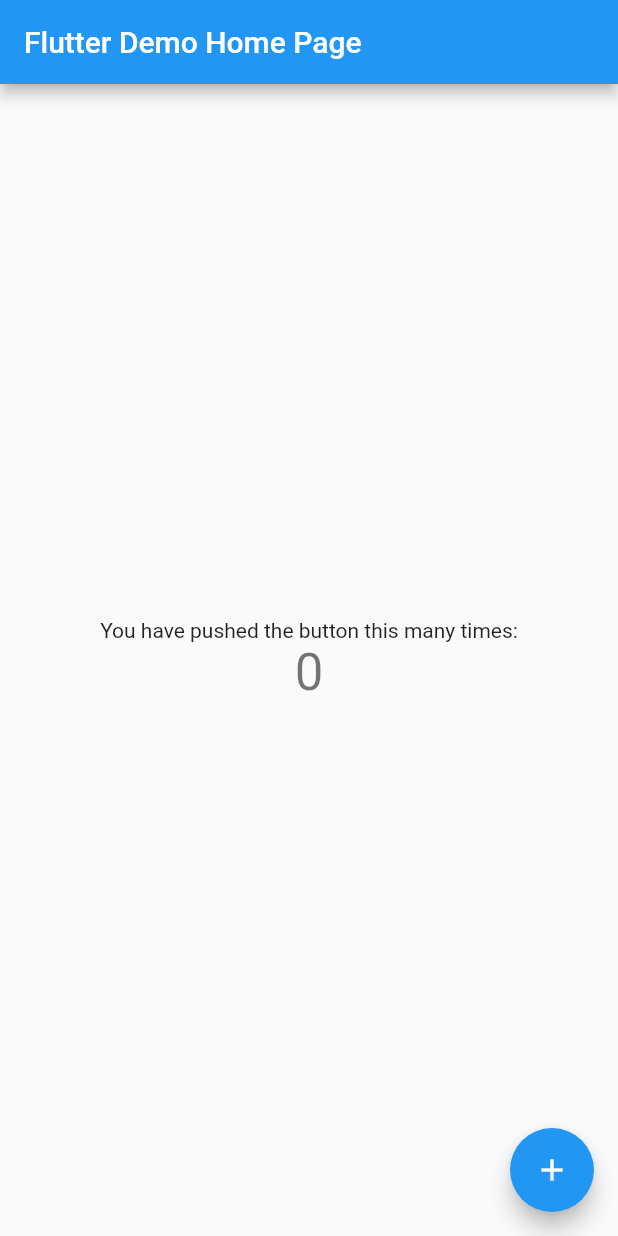
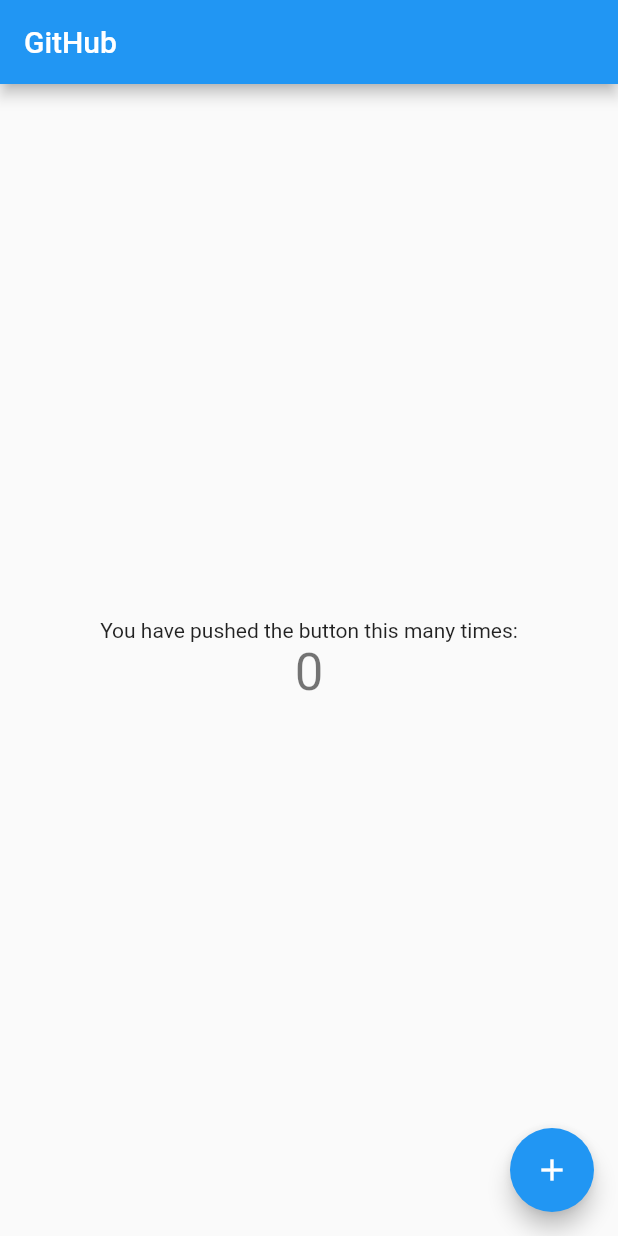
Before and after one commit to washington007/Git_GitHub, a Flutter app: the screen it shows after launch, on a phone screen of 412 x 824 dp. Run offline on Flutter 3.47's test engine with Material 2 defaults, Android fonts, the phone set to English and light mode, and no system bars.

Commit message:
Se cambio el titulo de la aplicacion

```diff
--- a/lib/main.dart
+++ b/lib/main.dart
@@ -8,12 +8,12 @@ class MyApp extends StatelessWidget {
   @override
   Widget build(BuildContext context) {
     return MaterialApp(
-      title: 'Flutter Demo',
+      title: 'Curso Git',
       theme: ThemeData(
 
         primarySwatch: Colors.blue,
       ),
-      home: MyHomePage(title: 'Flutter Demo Home Page'),
+      home: MyHomePage(title: 'GitHub'),
     );
   }
 }
```
